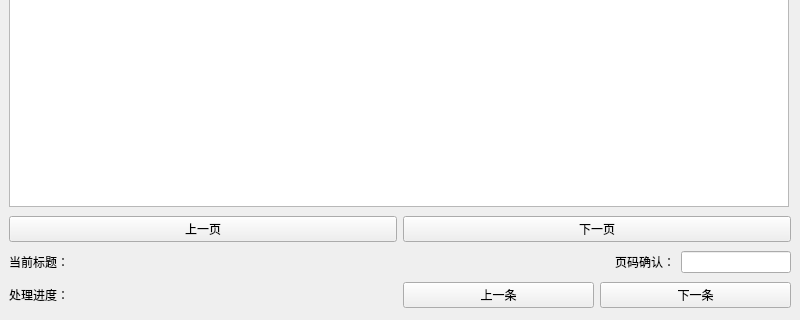
Before: the Qt Designer form confirmWindow.ui in NatsUIJM/autoContents, drawn with Qt 5; both pictures show x 0 to 800 and y 680 to 1000 of the 800 by 1000 pixel window.
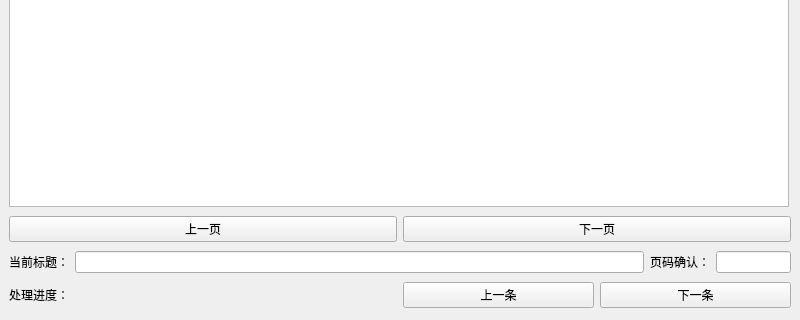
After: the same form once the commit is applied.

Commit message: 更新UI布局，重命名标题标签并调整其大小；获取并保存标题文本到数据中

```diff
--- a/confirmWindow.ui
+++ b/confirmWindow.ui
@@ -64,10 +64,13 @@
     <item>
      <layout class="QHBoxLayout" name="titleLayout">
       <item>
-       <widget class="QLabel" name="currentTitleLabel">
+       <widget class="QLabel" name="currentTitleLabel0">
+        <property name="enabled">
+         <bool>true</bool>
+        </property>
         <property name="minimumSize">
          <size>
-          <width>600</width>
+          <width>0</width>
           <height>0</height>
          </size>
         </property>
@@ -76,17 +79,46 @@
         </property>
        </widget>
       </item>
+      <item>
+       <widget class="QLineEdit" name="currentTitleLabel">
+        <property name="minimumSize">
+         <size>
+          <width>500</width>
+          <height>0</height>
+         </size>
+        </property>
+        <property name="maximumSize">
+         <size>
+          <width>600</width>
+          <height>16777215</height>
+         </size>
+        </property>
+       </widget>
+      </item>
       <item>
        <layout class="QHBoxLayout" name="pageConfirmLayout">
         <item>
          <widget class="QLabel" name="pageConfirmLabel">
+          <property name="maximumSize">
+           <size>
+            <width>60</width>
+            <height>16777215</height>
+           </size>
+          </property>
           <property name="text">
            <string>页码确认：</string>
           </property>
          </widget>
         </item>
         <item>
-         <widget class="QLineEdit" name="pageConfirmLineEdit"/>
+         <widget class="QLineEdit" name="pageConfirmLineEdit">
+          <property name="maximumSize">
+           <size>
+            <width>75</width>
+            <height>16777215</height>
+           </size>
+          </property>
+         </widget>
         </item>
        </layout>
       </item>
```
Left out of the diff: 10 changed lines with no effect on the pictures. The commit also changes 1 other file.
